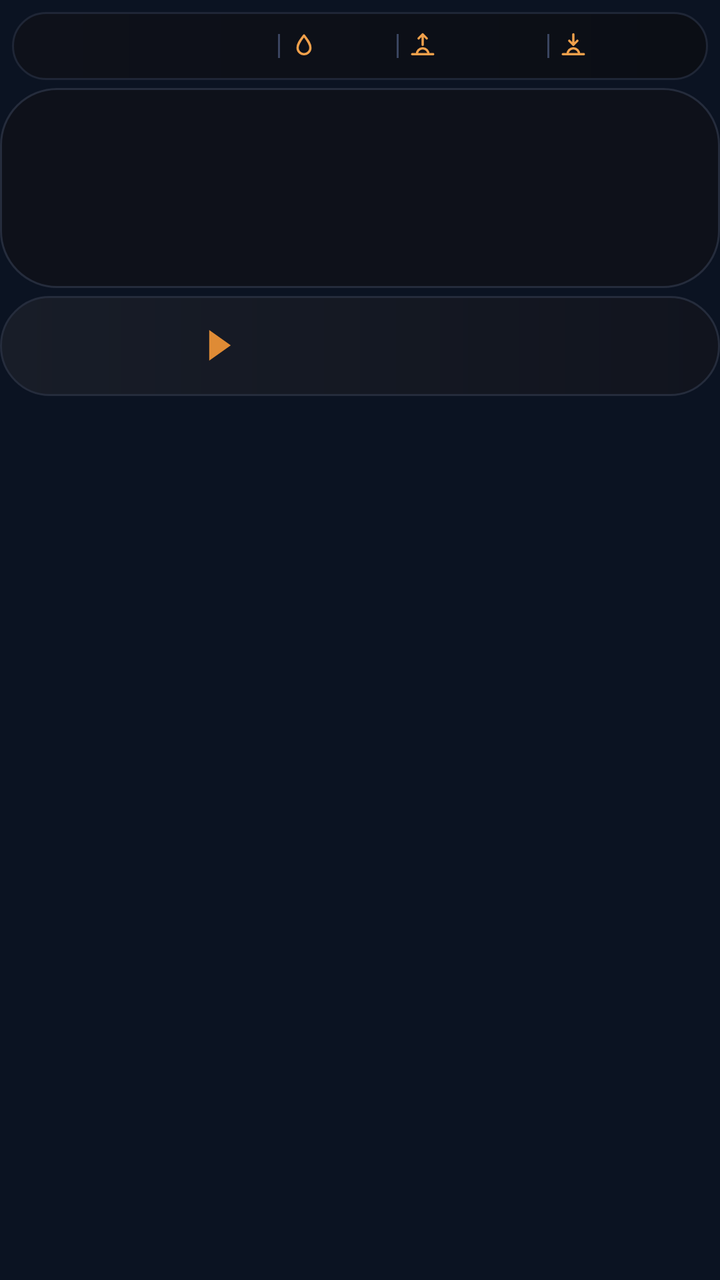
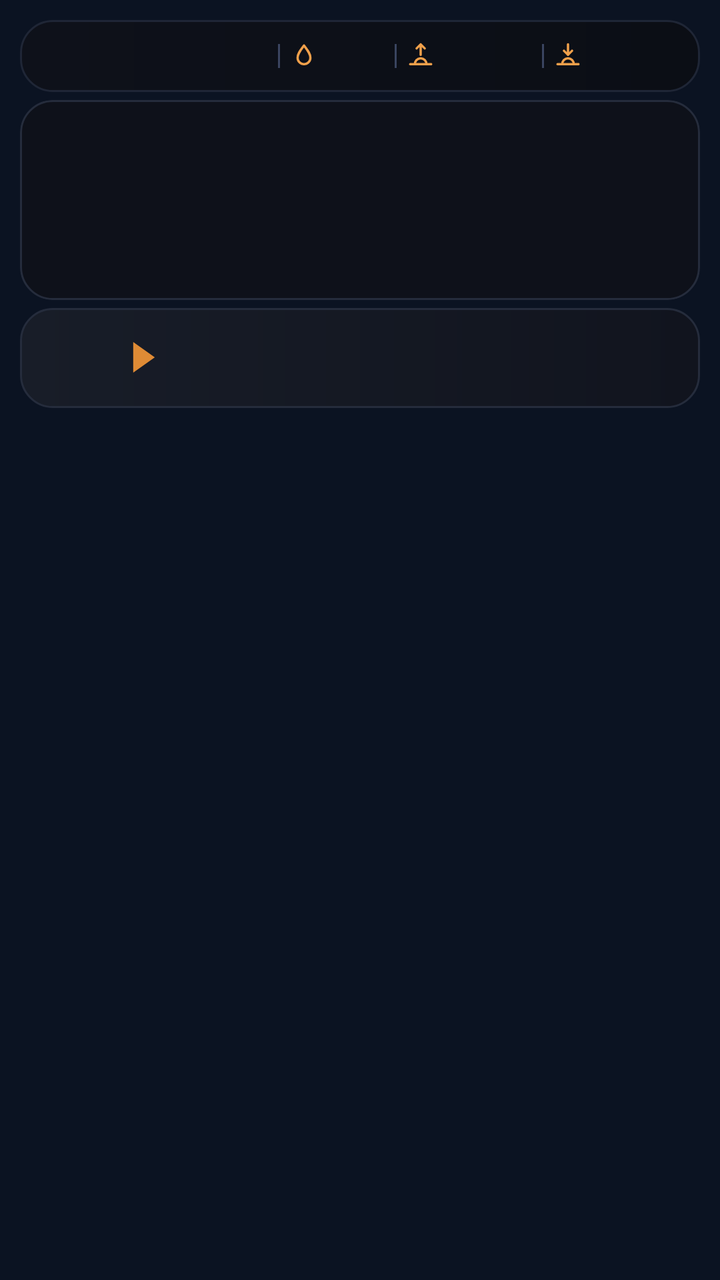

Screens rendered from an Android XML layout before and after an edit, with the pre-edit source and the edit as a unified diff.
<!-- AndroidManifest.xml: application theme AppTheme -->
<!-- res/layout/widget_k1.xml -->
<?xml version="1.0" encoding="utf-8"?>
<FrameLayout xmlns:android="http://schemas.android.com/apk/res/android"
    android:id="@+id/root"
    android:layout_width="match_parent"
    android:layout_height="match_parent"
    android:padding="0dp">

    <LinearLayout
        android:layout_width="match_parent"
        android:layout_height="wrap_content"
        android:orientation="vertical">
        <LinearLayout
            android:layout_width="match_parent"
            android:layout_height="34dp"
            android:layout_marginTop="6dp"
            android:layout_marginStart="6dp"
            android:layout_marginEnd="6dp"
            android:orientation="horizontal"
            android:gravity="center"
            android:background="@drawable/cur_header"
            android:paddingStart="10dp"
            android:paddingEnd="10dp">
            <ImageView
                android:id="@+id/hdr_feels"
                android:layout_width="0dp"
                android:layout_height="18dp"
                android:layout_weight="15"
                android:scaleType="fitCenter" />
            <ImageView
                android:id="@+id/sep0"
                android:layout_width="1dp"
                android:layout_height="12dp"
                android:src="@drawable/cur_sep"
                android:layout_marginStart="5dp"
                android:layout_marginEnd="5dp"
                android:scaleType="fitXY" />
            <ImageView
                android:id="@+id/ic0"
                android:layout_width="14dp"
                android:layout_height="14dp"
                android:src="@drawable/ic_drop"
                android:scaleType="fitCenter" />
            <ImageView
                android:id="@+id/hdr_hum"
                android:layout_width="0dp"
                android:layout_height="18dp"
                android:layout_weight="4"
                android:layout_marginStart="3dp"
                android:scaleType="fitStart" />
            <ImageView
                android:id="@+id/sep1"
                android:layout_width="1dp"
                android:layout_height="12dp"
                android:src="@drawable/cur_sep"
                android:layout_marginStart="5dp"
                android:layout_marginEnd="5dp"
                android:scaleType="fitXY" />
            <ImageView
                android:id="@+id/ic1"
                android:layout_width="14dp"
                android:layout_height="14dp"
                android:src="@drawable/ic_sunrise"
                android:scaleType="fitCenter" />
            <ImageView
                android:id="@+id/hdr_rise"
                android:layout_width="0dp"
                android:layout_height="18dp"
                android:layout_weight="6"
                android:layout_marginStart="3dp"
                android:scaleType="fitStart" />
            <ImageView
                android:id="@+id/sep2"
                android:layout_width="1dp"
                android:layout_height="12dp"
                android:src="@drawable/cur_sep"
                android:layout_marginStart="5dp"
                android:layout_marginEnd="5dp"
                android:scaleType="fitXY" />
            <ImageView
                android:id="@+id/ic2"
                android:layout_width="14dp"
                android:layout_height="14dp"
                android:src="@drawable/ic_sunset"
                android:scaleType="fitCenter" />
            <ImageView
                android:id="@+id/hdr_set"
                android:layout_width="0dp"
                android:layout_height="18dp"
                android:layout_weight="6"
                android:layout_marginStart="3dp"
                android:scaleType="fitStart" />
        </LinearLayout>
        <LinearLayout
            android:layout_width="match_parent"
            android:layout_height="100dp"
            android:orientation="horizontal"
            android:layout_marginTop="4dp"
            android:background="@drawable/cur_clocks"
            android:padding="1dp">
            <FrameLayout
                android:layout_width="0dp"
                android:layout_height="match_parent"
                android:layout_weight="1">
                <ImageView
                    android:id="@+id/clk_bg_0"
                    android:layout_width="match_parent"
                    android:layout_height="match_parent"
                    android:scaleType="fitXY" />
                <LinearLayout
                    android:layout_width="match_parent"
                    android:layout_height="match_parent"
                    android:orientation="vertical"
                    android:gravity="center"
                    android:paddingStart="2dp"
                    android:paddingEnd="2dp">
                    <ImageView
                        android:id="@+id/clk_day_0"
                        android:layout_width="match_parent"
                        android:layout_height="16dp"
                        android:scaleType="fitCenter" />
                    <ImageView
                        android:id="@+id/clk_time_0"
                        android:layout_width="match_parent"
                        android:layout_height="30dp"
                        android:scaleType="fitCenter" />
                    <ImageView
                        android:id="@+id/clk_city_0"
                        android:layout_width="match_parent"
                        android:layout_height="17dp"
                        android:scaleType="fitCenter" />
                </LinearLayout>
            </FrameLayout>
            <FrameLayout
                android:layout_width="0dp"
                android:layout_height="match_parent"
                android:layout_weight="1">
                <ImageView
                    android:id="@+id/clk_bg_1"
                    android:layout_width="match_parent"
                    android:layout_height="match_parent"
                    android:scaleType="fitXY" />
                <LinearLayout
                    android:layout_width="match_parent"
                    android:layout_height="match_parent"
                    android:orientation="vertical"
                    android:gravity="center"
                    android:paddingStart="2dp"
                    android:paddingEnd="2dp">
                    <ImageView
                        android:id="@+id/clk_day_1"
                        android:layout_width="match_parent"
                        android:layout_height="16dp"
                        android:scaleType="fitCenter" />
                    <ImageView
                        android:id="@+id/clk_time_1"
                        android:layout_width="match_parent"
                        android:layout_height="30dp"
                        android:scaleType="fitCenter" />
                    <ImageView
                        android:id="@+id/clk_city_1"
                        android:layout_width="match_parent"
                        android:layout_height="17dp"
                        android:scaleType="fitCenter" />
                </LinearLayout>
            </FrameLayout>
            <FrameLayout
                android:layout_width="0dp"
                android:layout_height="match_parent"
                android:layout_weight="1">
                <ImageView
                    android:id="@+id/clk_bg_2"
                    android:layout_width="match_parent"
                    android:layout_height="match_parent"
                    android:scaleType="fitXY" />
                <LinearLayout
                    android:layout_width="match_parent"
                    android:layout_height="match_parent"
                    android:orientation="vertical"
                    android:gravity="center"
                    android:paddingStart="2dp"
                    android:paddingEnd="2dp">
                    <ImageView
                        android:id="@+id/clk_day_2"
                        android:layout_width="match_parent"
                        android:layout_height="16dp"
                        android:scaleType="fitCenter" />
                    <ImageView
                        android:id="@+id/clk_time_2"
                        android:layout_width="match_parent"
                        android:layout_height="30dp"
                        android:scaleType="fitCenter" />
                    <ImageView
                        android:id="@+id/clk_city_2"
                        android:layout_width="match_parent"
                        android:layout_height="17dp"
                        android:scaleType="fitCenter" />
                </LinearLayout>
            </FrameLayout>
            <FrameLayout
                android:layout_width="0dp"
                android:layout_height="match_parent"
                android:layout_weight="1">
                <ImageView
                    android:id="@+id/clk_bg_3"
                    android:layout_width="match_parent"
                    android:layout_height="match_parent"
                    android:scaleType="fitXY" />
                <LinearLayout
                    android:layout_width="match_parent"
                    android:layout_height="match_parent"
                    android:orientation="vertical"
                    android:gravity="center"
                    android:paddingStart="2dp"
                    android:paddingEnd="2dp">
                    <ImageView
                        android:id="@+id/clk_day_3"
                        android:layout_width="match_parent"
                        android:layout_height="16dp"
                        android:scaleType="fitCenter" />
                    <ImageView
                        android:id="@+id/clk_time_3"
                        android:layout_width="match_parent"
                        android:layout_height="30dp"
                        android:scaleType="fitCenter" />
                    <ImageView
                        android:id="@+id/clk_city_3"
                        android:layout_width="match_parent"
                        android:layout_height="17dp"
                        android:scaleType="fitCenter" />
                </LinearLayout>
            </FrameLayout>
        </LinearLayout>
        <LinearLayout
            android:layout_width="match_parent"
            android:layout_height="50dp"
            android:orientation="horizontal"
            android:gravity="center_vertical"
            android:layout_marginTop="4dp"
            android:background="@drawable/cur_row_light"
            android:paddingStart="10dp"
            android:paddingEnd="10dp">
            <LinearLayout
                android:layout_width="0dp"
                android:layout_height="wrap_content"
                android:layout_weight="58"
                android:orientation="horizontal"
                android:gravity="center_vertical">
                <ImageView
                    android:id="@+id/fl_a_0"
                    android:layout_width="32dp"
                    android:layout_height="27dp"
                    android:scaleType="fitCenter" />
                <ImageView
                    android:id="@+id/code_a_0"
                    android:layout_width="0dp"
                    android:layout_height="22dp"
                    android:layout_weight="9"
                    android:layout_marginStart="6dp"
                    android:scaleType="fitStart" />
                <ImageView
                    android:id="@+id/arrow_0"
                    android:layout_width="12dp"
                    android:layout_height="16dp"
                    android:src="@drawable/cur_arrow"
                    android:layout_marginStart="2dp"
                    android:layout_marginEnd="8dp"
                    android:scaleType="fitCenter" />
                <ImageView
                    android:id="@+id/fl_b_0"
                    android:layout_width="32dp"
                    android:layout_height="27dp"
                    android:scaleType="fitCenter" />
                <ImageView
                    android:id="@+id/code_b_0"
                    android:layout_width="0dp"
                    android:layout_height="22dp"
                    android:layout_weight="9"
                    android:layout_marginStart="6dp"
                    android:scaleType="fitStart" />
            </LinearLayout>
            <LinearLayout
                android:layout_width="0dp"
                android:layout_height="wrap_content"
                android:layout_weight="36"
                android:orientation="vertical"
                android:layout_marginStart="6dp">
                    <LinearLayout
                        android:layout_width="match_parent"
                        android:layout_height="wrap_content"
                        android:orientation="horizontal"
                        android:gravity="center_vertical">
                        <ImageView
                            android:id="@+id/mkt_lbl_0"
                            android:layout_width="0dp"
                            android:layout_height="14dp"
                            android:layout_weight="1"
                            android:scaleType="fitStart" />
                        <ImageView
                            android:id="@+id/mkt_val_0"
                            android:layout_width="0dp"
                            android:layout_height="20dp"
                            android:layout_weight="1.5"
                            android:scaleType="fitEnd" />
                    </LinearLayout>
                    <LinearLayout
                        android:layout_width="match_parent"
                        android:layout_height="wrap_content"
                        android:orientation="horizontal"
                        android:gravity="center_vertical"
                        android:layout_marginTop="2dp">
                        <ImageView
                            android:id="@+id/visa_logo_0"
                            android:layout_width="30dp"
                            android:layout_height="20dp"
                            android:scaleType="fitStart" />
                        <ImageView
                            android:id="@+id/visa_val_0"
                            android:layout_width="0dp"
                            android:layout_height="17dp"
                            android:layout_weight="1"
                            android:scaleType="fitEnd" />
                    </LinearLayout>
            </LinearLayout>
        </LinearLayout>
    </LinearLayout>
</FrameLayout>
<!-- resources referenced by this layout -->
<resources>
  <!-- drawable cur_arrow (drawable) -->
  <?xml version="1.0" encoding="utf-8"?>
  <vector xmlns:android="http://schemas.android.com/apk/res/android" android:width="20dp" android:height="26dp" android:viewportWidth="20" android:viewportHeight="26">
      <path android:fillColor="#FFDF8B35" android:pathData="M1,0L1,26L19,13Z" />
  </vector>
  <!-- drawable cur_clocks (drawable) -->
  <?xml version="1.0" encoding="utf-8"?>
  <shape xmlns:android="http://schemas.android.com/apk/res/android" android:shape="rectangle">
      <gradient android:angle="0" android:startColor="#FF0E111A" android:endColor="#FF0E111A" />
      <stroke android:width="1dp" android:color="#FF252C3C" />
      <corners android:radius="@dimen/widget_radius" />
  </shape>
  <!-- drawable cur_header (drawable) -->
  <?xml version="1.0" encoding="utf-8"?>
  <shape xmlns:android="http://schemas.android.com/apk/res/android" android:shape="rectangle">
      <gradient android:angle="0" android:startColor="#FF0E111A" android:endColor="#FF0B0E15" />
      <stroke android:width="1dp" android:color="#FF1F2636" />
      <corners android:radius="@dimen/widget_radius" />
  </shape>
  <!-- drawable cur_row_light (drawable) -->
  <?xml version="1.0" encoding="utf-8"?>
  <shape xmlns:android="http://schemas.android.com/apk/res/android" android:shape="rectangle">
      <gradient android:angle="0" android:startColor="#FF181D28" android:endColor="#FF11141E" />
      <stroke android:width="1dp" android:color="#FF252C3C" />
      <corners android:radius="@dimen/widget_radius" />
  </shape>
  <!-- drawable cur_sep (drawable) -->
  <?xml version="1.0" encoding="utf-8"?>
  <shape xmlns:android="http://schemas.android.com/apk/res/android" android:shape="rectangle"><solid android:color="#FF3A4560" /></shape>
  <!-- drawable ic_drop (drawable) -->
  <?xml version="1.0" encoding="utf-8"?>
  <vector xmlns:android="http://schemas.android.com/apk/res/android" android:width="24dp" android:height="24dp" android:viewportWidth="24" android:viewportHeight="24">
      <path android:strokeColor="#FFF0A04B" android:strokeWidth="2" android:strokeLineJoin="round" android:fillColor="#00000000"
          android:pathData="M12,3C15,7 17.5,10 17.5,13.5A5.5,5.5 0,0 1,6.5 13.5C6.5,10 9,7 12,3Z" />
  </vector>
  <!-- drawable ic_sunrise (drawable) -->
  <?xml version="1.0" encoding="utf-8"?>
  <vector xmlns:android="http://schemas.android.com/apk/res/android" android:width="24dp" android:height="24dp" android:viewportWidth="24" android:viewportHeight="24">
      <path android:strokeColor="#FFF0A04B" android:strokeWidth="2" android:strokeLineCap="round" android:strokeLineJoin="round" android:fillColor="#00000000"
          android:pathData="M3,19L21,19M7,19A5,5 0,0 1,17 19M12,2L12,11M8.5,5.5L12,2L15.5,5.5" />
  </vector>
  <!-- drawable ic_sunset (drawable) -->
  <?xml version="1.0" encoding="utf-8"?>
  <vector xmlns:android="http://schemas.android.com/apk/res/android" android:width="24dp" android:height="24dp" android:viewportWidth="24" android:viewportHeight="24">
      <path android:strokeColor="#FFF0A04B" android:strokeWidth="2" android:strokeLineCap="round" android:strokeLineJoin="round" android:fillColor="#00000000"
          android:pathData="M3,19L21,19M7,19A5,5 0,0 1,17 19M12,2L12,11M8.5,7.5L12,11L15.5,7.5" />
  </vector>
  <style name="AppTheme" parent="@android:style/Theme.DeviceDefault.NoActionBar">
          <item name="android:colorAccent">#DF8B35</item>
          <item name="android:colorControlActivated">#DF8B35</item>
          <item name="android:windowBackground">#0B1322</item>
          <item name="android:statusBarColor">#0E111A</item>
          <item name="android:navigationBarColor">#0B1322</item>
          <item name="android:textColorHint">#718096</item>
      </style>
  <dimen name="widget_radius">20dp</dimen>
</resources>

<!-- the commit's change to res/layout/widget_k1.xml (unified diff, before → after) -->
@@ -3,7 +3,7 @@
     android:id="@+id/root"
     android:layout_width="match_parent"
     android:layout_height="match_parent"
-    android:padding="0dp">
+    android:padding="10dp">
 
     <LinearLayout
         android:layout_width="match_parent"
@@ -11,10 +11,7 @@
         android:orientation="vertical">
         <LinearLayout
             android:layout_width="match_parent"
-            android:layout_height="34dp"
-            android:layout_marginTop="6dp"
-            android:layout_marginStart="6dp"
-            android:layout_marginEnd="6dp"
+            android:layout_height="36dp"
             android:orientation="horizontal"
             android:gravity="center"
             android:background="@drawable/cur_header"
@@ -96,6 +93,7 @@
             android:orientation="horizontal"
             android:layout_marginTop="4dp"
             android:background="@drawable/cur_clocks"
+            android:clipToOutline="true"
             android:padding="1dp">
             <FrameLayout
                 android:layout_width="0dp"
@@ -240,9 +238,8 @@
             android:paddingStart="10dp"
             android:paddingEnd="10dp">
             <LinearLayout
-                android:layout_width="0dp"
+                android:layout_width="wrap_content"
                 android:layout_height="wrap_content"
-                android:layout_weight="58"
                 android:orientation="horizontal"
                 android:gravity="center_vertical">
                 <ImageView
@@ -252,9 +249,9 @@
                     android:scaleType="fitCenter" />
                 <ImageView
                     android:id="@+id/code_a_0"
-                    android:layout_width="0dp"
+                    android:layout_width="wrap_content"
                     android:layout_height="22dp"
-                    android:layout_weight="9"
+                    android:adjustViewBounds="true"
                     android:layout_marginStart="6dp"
                     android:scaleType="fitStart" />
                 <ImageView
@@ -262,8 +259,8 @@
                     android:layout_width="12dp"
                     android:layout_height="16dp"
                     android:src="@drawable/cur_arrow"
-                    android:layout_marginStart="2dp"
-                    android:layout_marginEnd="8dp"
+                    android:layout_marginStart="8dp"
+                    android:layout_marginEnd="10dp"
                     android:scaleType="fitCenter" />
                 <ImageView
                     android:id="@+id/fl_b_0"
@@ -272,54 +269,56 @@
                     android:scaleType="fitCenter" />
                 <ImageView
                     android:id="@+id/code_b_0"
-                    android:layout_width="0dp"
+                    android:layout_width="wrap_content"
                     android:layout_height="22dp"
-                    android:layout_weight="9"
+                    android:adjustViewBounds="true"
                     android:layout_marginStart="6dp"
                     android:scaleType="fitStart" />
             </LinearLayout>
+            <FrameLayout
+                android:layout_width="0dp"
+                android:layout_height="1dp"
+                android:layout_weight="1" />
             <LinearLayout
-                android:layout_width="0dp"
+                android:layout_width="108dp"
                 android:layout_height="wrap_content"
-                android:layout_weight="36"
                 android:orientation="vertical"
                 android:layout_marginStart="6dp">
-                    <LinearLayout
-                        android:layout_width="match_parent"
-                        android:layout_height="wrap_content"
-                        android:orientation="horizontal"
-                        android:gravity="center_vertical">
-                        <ImageView
-                            android:id="@+id/mkt_lbl_0"
-                            android:layout_width="0dp"
-                            android:layout_height="14dp"
-                            android:layout_weight="1"
-                            android:scaleType="fitStart" />
-                        <ImageView
-                            android:id="@+id/mkt_val_0"
-                            android:layout_width="0dp"
-                            android:layout_height="20dp"
-                            android:layout_weight="1.5"
-                            android:scaleType="fitEnd" />
-                    </LinearLayout>
-                    <LinearLayout
-                        android:layout_width="match_parent"
-                        android:layout_height="wrap_content"
-                        android:orientation="horizontal"
-                        android:gravity="center_vertical"
-                        android:layout_marginTop="2dp">
-                        <ImageView
-                            android:id="@+id/visa_logo_0"
-                            android:layout_width="30dp"
-                            android:layout_height="20dp"
-                            android:scaleType="fitStart" />
-                        <ImageView
-                            android:id="@+id/visa_val_0"
-                            android:layout_width="0dp"
-                            android:layout_height="17dp"
-                            android:layout_weight="1"
-                            android:scaleType="fitEnd" />
-                    </LinearLayout>
+                <LinearLayout
+                    android:layout_width="match_parent"
+                    android:layout_height="wrap_content"
+                    android:orientation="horizontal"
+                    android:gravity="center_vertical">
+                    <ImageView
+                        android:id="@+id/mkt_lbl_0"
+                        android:layout_width="40dp"
+                        android:layout_height="14dp"
+                        android:scaleType="fitStart" />
+                    <ImageView
+                        android:id="@+id/mkt_val_0"
+                        android:layout_width="0dp"
+                        android:layout_height="20dp"
+                        android:layout_weight="1"
+                        android:scaleType="fitEnd" />
+                </LinearLayout>
+                <LinearLayout
+                    android:layout_width="match_parent"
+                    android:layout_height="wrap_content"
+                    android:orientation="horizontal"
+                    android:gravity="center_vertical"
+                    android:layout_marginTop="2dp">
+                    <ImageView
+                        android:id="@+id/visa_logo_0"
+                        android:layout_width="40dp"
+                        android:layout_height="20dp"
+                        android:scaleType="fitStart" />
+                    <ImageView
+                        android:id="@+id/visa_val_0"
+                        android:layout_width="0dp"
+                        android:layout_height="17dp"
+                        android:layout_weight="1"
+                        android:scaleType="fitEnd" />
+                </LinearLayout>
             </LinearLayout>
         </LinearLayout>
     </LinearLayout>
<!-- resource entries referenced after the edit -->
@@ -55,6 +55,6 @@
           <item name="android:navigationBarColor">#0B1322</item>
           <item name="android:textColorHint">#718096</item>
       </style>
-  <dimen name="widget_radius">20dp</dimen>
+  <dimen name="widget_radius">16dp</dimen>
 </resources>
 
